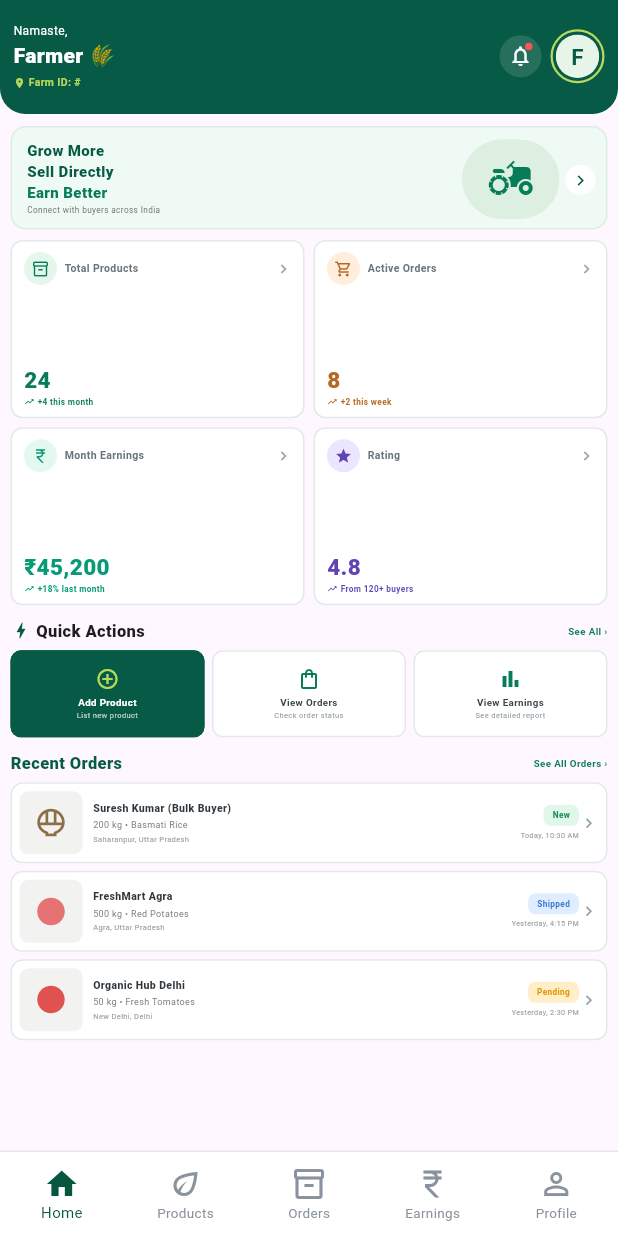
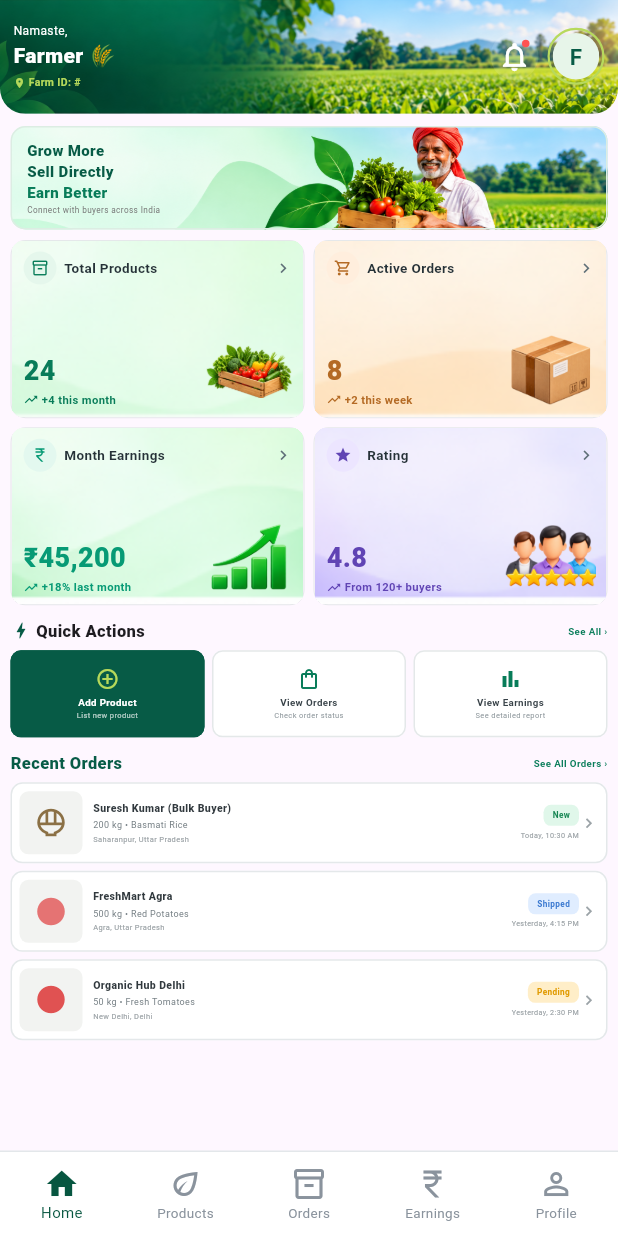
Before and after one commit to nitinsingh-06/DirectFarm, a Flutter app: the FarmerDashboard screen opened directly, on a phone screen of 412 x 824 dp. Run offline on Flutter 3.47's test engine with Material 3 defaults, Android fonts, the phone set to English and light mode, and no system bars; our stand-ins replace firebase_auth, firebase_core, image_picker, shared_preferences; accounts and stored records are empty; network calls fail.

Commit message:
Making more interacted ui of farme home screen

```diff
--- a/lib/config/api_config.dart
+++ b/lib/config/api_config.dart
@@ -1,3 +1,3 @@
 class ApiConfig {
-  static const String baseUrl = 'http://10.221.250.18:8000';
+  static const String baseUrl = 'http://192.168.43.18:8000';
 }
--- a/lib/features/farmer/dashboard/farmer_home_screen.dart
+++ b/lib/features/farmer/dashboard/farmer_home_screen.dart
@@ -78,9 +78,13 @@ class HomeScreen extends StatelessWidget {
 
         return Container(
           height: 76,
+
           padding: const EdgeInsets.fromLTRB(9, 7, 9, 8),
           decoration: const BoxDecoration(
-            color: darkGreen,
+            image: DecorationImage(
+              image: AssetImage('assets/images/farmer_header_background.png'),
+              fit: BoxFit.cover,
+            ),
             borderRadius: BorderRadius.only(
               bottomLeft: Radius.circular(17),
               bottomRight: Radius.circular(17),
@@ -95,10 +99,7 @@ class HomeScreen extends StatelessWidget {
                   children: [
                     const Text(
                       'Namaste,',
-                      style: TextStyle(
-                        color: Colors.white,
-                        fontSize: 8,
-                      ),
+                      style: TextStyle(color: Colors.white, fontSize: 8),
                     ),
 
                     const SizedBox(height: 1),
@@ -140,8 +141,8 @@ class HomeScreen extends StatelessWidget {
 
               // Notification
               Container(
-                width: 28,
-                height: 28,
+                width: 32,
+                height: 32,
                 margin: const EdgeInsets.only(right: 6),
                 decoration: BoxDecoration(
                   color: Colors.white.withOpacity(.12),
@@ -153,7 +154,7 @@ class HomeScreen extends StatelessWidget {
                       child: Icon(
                         Icons.notifications_none,
                         color: Colors.white,
-                        size: 16,
+                        size: 23,
                       ),
                     ),
                     Positioned(
@@ -172,12 +173,12 @@ class HomeScreen extends StatelessWidget {
                 ),
               ),
 
-              // Profile
+              // Profile======================================
               GestureDetector(
                 onTap: onProfile,
                 child: Container(
-                  width: 36,
-                  height: 36,
+                  width: 38,
+                  height: 38,
                   padding: const EdgeInsets.all(2),
                   decoration: BoxDecoration(
                     shape: BoxShape.circle,
@@ -230,11 +231,13 @@ class HomeScreen extends StatelessWidget {
       height: 69,
       width: double.infinity,
       decoration: BoxDecoration(
+        image: DecorationImage(
+          image: AssetImage('assets/images/promo_banner.png'),
+          fit: BoxFit.cover,
+        ),
         color: const Color(0xFFF0FAF4),
         borderRadius: BorderRadius.circular(10),
-        border: Border.all(
-          color: const Color(0xFFDCEDE3),
-        ),
+        border: Border.all(color: const Color(0xFFDCEDE3)),
       ),
       child: Stack(
         children: [
@@ -271,49 +274,9 @@ class HomeScreen extends StatelessWidget {
                 const SizedBox(height: 1),
                 Text(
                   'Connect with buyers across India',
-                  style: TextStyle(
-                    color: Colors.grey.shade600,
-                    fontSize: 5.5,
-                  ),
+                  style: TextStyle(color: Colors.grey.shade600, fontSize: 5.5),
                 ),
               ],
-            ),
-          ),
-
-          // Decorative farming area
-          Positioned(
-            right: 31,
-            top: 8,
-            child: Container(
-              width: 65,
-              height: 53,
-              decoration: BoxDecoration(
-                color: const Color(0xFFDCEFE1),
-                borderRadius: BorderRadius.circular(30),
-              ),
-              child: const Icon(
-                Icons.agriculture,
-                size: 32,
-                color: Color(0xFF087C59),
-              ),
-            ),
-          ),
-
-          Positioned(
-            right: 7,
-            top: 25,
-            child: Container(
-              width: 20,
-              height: 20,
-              decoration: const BoxDecoration(
-                color: Colors.white,
-                shape: BoxShape.circle,
-              ),
-              child: const Icon(
-                Icons.chevron_right,
-                size: 14,
-                color: darkGreen,
-              ),
             ),
           ),
         ],
@@ -324,7 +287,6 @@ class HomeScreen extends StatelessWidget {
   // ============================================================
   // STATISTICS
   // ============================================================
-
   Widget _statistics() {
     return GridView.count(
       crossAxisCount: 2,
@@ -341,7 +303,12 @@ class HomeScreen extends StatelessWidget {
           bottom: '+4 this month',
           color: const Color(0xFF087C59),
           bg: const Color(0xFFE5F7EC),
+
+          backgroundImage: 'assets/images/total_products_bg.png',
+
+          imageAsset: 'assets/images/vegetable_crate.png',
         ),
+
         _stat(
           icon: Icons.shopping_cart_outlined,
           title: 'Active Orders',
@@ -349,7 +316,12 @@ class HomeScreen extends StatelessWidget {
           bottom: '+2 this week',
           color: const Color(0xFFB46A24),
           bg: const Color(0xFFFFEEDD),
+
+          backgroundImage: 'assets/images/active_orders_bg.png',
+
+          imageAsset: 'assets/images/delivery_box.png',
         ),
+
         _stat(
           icon: Icons.currency_rupee,
           title: 'Month Earnings',
@@ -357,7 +329,12 @@ class HomeScreen extends StatelessWidget {
           bottom: '+18% last month',
           color: const Color(0xFF079A75),
           bg: const Color(0xFFE3F8EF),
+
+          backgroundImage: 'assets/images/month_earnings_bg.png',
+
+          imageAsset: 'assets/images/earnings_chart.png',
         ),
+
         _stat(
           icon: Icons.star,
           title: 'Rating',
@@ -365,6 +342,10 @@ class HomeScreen extends StatelessWidget {
           bottom: 'From 120+ buyers',
           color: const Color(0xFF6044B4),
           bg: const Color(0xFFECE5FF),
+
+          backgroundImage: 'assets/images/rating_bg.png',
+
+          imageAsset: 'assets/images/buyer_rating.png',
         ),
       ],
     );
@@ -377,19 +358,52 @@ class HomeScreen extends StatelessWidget {
     required String bottom,
     required Color color,
     required Color bg,
+    required String backgroundImage,
+    String? imageAsset,
   }) {
     return Container(
+      clipBehavior: Clip.hardEdge,
+      decoration: BoxDecoration(
+        borderRadius: BorderRadius.circular(10),
+        border: Border.all(color: const Color(0xFFE5E8EA), width: 0.7),
+      ),
+      child: Stack(
+        children: [
+          // =====================================================
+          // BACKGROUND IMAGE
+          // =====================================================
+          Positioned.fill(
+            child: Image.asset(backgroundImage, fit: BoxFit.cover),
+          ),
+
+          // =====================================================
+          // CONTENT
+          // =====================================================
+          Padding(
             padding: const EdgeInsets.fromLTRB(8, 7, 7, 6),
-      decoration: BoxDecoration(
-        color: Colors.white,
-        borderRadius: BorderRadius.circular(8),
-        border: Border.all(
-          color: const Color(0xFFE5E8EA),
+            child: Stack(
+              children: [
+                // =================================================
+                // RIGHT SIDE IMAGE
+                // =================================================
+                if (imageAsset != null)
+                  Positioned(
+                    right: 0,
+                    bottom: 0,
+                    width: 62,
+                    height: 50,
+                    child: Image.asset(imageAsset, fit: BoxFit.contain),
                   ),
-      ),
-      child: Column(
+
+                // =================================================
+                // TEXT + ICON
+                // =================================================
+                Column(
                   crossAxisAlignment: CrossAxisAlignment.start,
                   children: [
+                    // ---------------------------------------------
+                    // TOP ROW
+                    // ---------------------------------------------
                     Row(
                       children: [
                         Container(
@@ -399,11 +413,7 @@ class HomeScreen extends StatelessWidget {
                             color: bg,
                             shape: BoxShape.circle,
                           ),
-                child: Icon(
-                  icon,
-                  size: 12,
-                  color: color,
-                ),
+                          child: Icon(icon, size: 12, color: color),
                         ),
 
                         const SizedBox(width: 5),
@@ -414,49 +424,64 @@ class HomeScreen extends StatelessWidget {
                             maxLines: 1,
                             overflow: TextOverflow.ellipsis,
                             style: const TextStyle(
-                    fontSize: 7,
-                    color: Color(0xFF69737A),
-                    fontWeight: FontWeight.w600,
+                              fontSize: 9,
+                              color: Color(0xFF263238),
+                              fontWeight: FontWeight.w700,
                             ),
                           ),
                         ),
 
                         const Icon(
                           Icons.chevron_right,
-                size: 12,
-                color: Color(0xFF9AA3A8),
+                          size: 13,
+                          color: Color(0xFF607078),
                         ),
                       ],
                     ),
 
                     const Spacer(),
 
+                    // ---------------------------------------------
+                    // VALUE
+                    // ---------------------------------------------
                     Text(
                       value,
                       style: TextStyle(
                         color: color,
-              fontSize: 15,
+                        fontSize: 18,
                         fontWeight: FontWeight.w800,
                       ),
                     ),
 
+                    const SizedBox(height: 1),
+
+                    // ---------------------------------------------
+                    // BOTTOM
+                    // ---------------------------------------------
                     Row(
                       children: [
-              Icon(
-                Icons.trending_up,
-                color: color,
-                size: 7,
-              ),
+                        Icon(Icons.trending_up, color: color, size: 10),
+
                         const SizedBox(width: 2),
-              Text(
+
+                        Flexible(
+                          child: Text(
                             bottom,
+                            maxLines: 1,
+                            overflow: TextOverflow.ellipsis,
                             style: TextStyle(
                               color: color,
-                  fontSize: 5.5,
+                              fontSize: 7.5,
                               fontWeight: FontWeight.w600,
                             ),
                           ),
+                        ),
                       ],
+                    ),
+                  ],
+                ),
+              ],
+            ),
           ),
         ],
       ),
@@ -473,18 +498,11 @@ class HomeScreen extends StatelessWidget {
       children: [
         Row(
           children: [
-            const Icon(
-              Icons.bolt,
-              size: 14,
-              color: darkGreen,
-            ),
+            const Icon(Icons.bolt, size: 14, color: darkGreen),
             const SizedBox(width: 3),
             const Text(
               'Quick Actions',
-              style: TextStyle(
-                fontSize: 11,
-                fontWeight: FontWeight.w800,
-              ),
+              style: TextStyle(fontSize: 11, fontWeight: FontWeight.w800),
             ),
             const Spacer(),
             GestureDetector(
@@ -554,16 +572,11 @@ class HomeScreen extends StatelessWidget {
         borderRadius: BorderRadius.circular(7),
         child: Container(
           height: 58,
-          padding: const EdgeInsets.symmetric(
-            horizontal: 3,
-            vertical: 5,
-          ),
+          padding: const EdgeInsets.symmetric(horizontal: 3, vertical: 5),
           decoration: BoxDecoration(
             borderRadius: BorderRadius.circular(7),
             border: Border.all(
-              color: dark
-                  ? darkGreen
-                  : const Color(0xFFE4E8E9),
+              color: dark ? darkGreen : const Color(0xFFE4E8E9),
             ),
           ),
           child: Column(
@@ -572,9 +585,7 @@ class HomeScreen extends StatelessWidget {
               Icon(
                 icon,
                 size: 16,
-                color: dark
-                    ? const Color(0xFFB7D95A)
-                    : green,
+                color: dark ? const Color(0xFFB7D95A) : green,
               ),
               const SizedBox(height: 3),
               Text(
@@ -583,9 +594,7 @@ class HomeScreen extends StatelessWidget {
                 overflow: TextOverflow.ellipsis,
                 textAlign: TextAlign.center,
                 style: TextStyle(
-                  color: dark
-                      ? Colors.white
-                      : const Color(0xFF384248),
+                  color: dark ? Colors.white : const Color(0xFF384248),
                   fontSize: 6.5,
                   fontWeight: FontWeight.w700,
                 ),
@@ -597,9 +606,7 @@ class HomeScreen extends StatelessWidget {
                 overflow: TextOverflow.ellipsis,
                 textAlign: TextAlign.center,
                 style: TextStyle(
-                  color: dark
-                      ? Colors.white70
-                      : const Color(0xFF90999E),
+                  color: dark ? Colors.white70 : const Color(0xFF90999E),
                   fontSize: 5,
                 ),
               ),
@@ -711,9 +718,7 @@ class HomeScreen extends StatelessWidget {
           decoration: BoxDecoration(
             color: Colors.white,
             borderRadius: BorderRadius.circular(8),
-            border: Border.all(
-              color: const Color(0xFFE4E8EA),
-            ),
+            border: Border.all(color: const Color(0xFFE4E8EA)),
           ),
           child: Row(
             children: [
@@ -724,11 +729,7 @@ class HomeScreen extends StatelessWidget {
                   color: const Color(0xFFF2F3F1),
                   borderRadius: BorderRadius.circular(6),
                 ),
-                child: Icon(
-                  icon,
-                  color: iconColor,
-                  size: 22,
-                ),
+                child: Icon(icon, color: iconColor, size: 22),
               ),
 
               const SizedBox(width: 7),
```
Also changed, not shown: assets/images/active_orders_bg.png (added), assets/images/buyer_rating.png (added), assets/images/delivery_box.png (added), assets/images/earnings_chart.png (added), assets/images/farmer_header_background.png (added), assets/images/month_earnings_bg.png (added), assets/images/promo_banner.png (added), assets/images/rating_bg.png (added), assets/images/total_products_bg.png (added), assets/images/vegetable_crate.png (added). Lines whose indentation alone changed are shown as unchanged.
